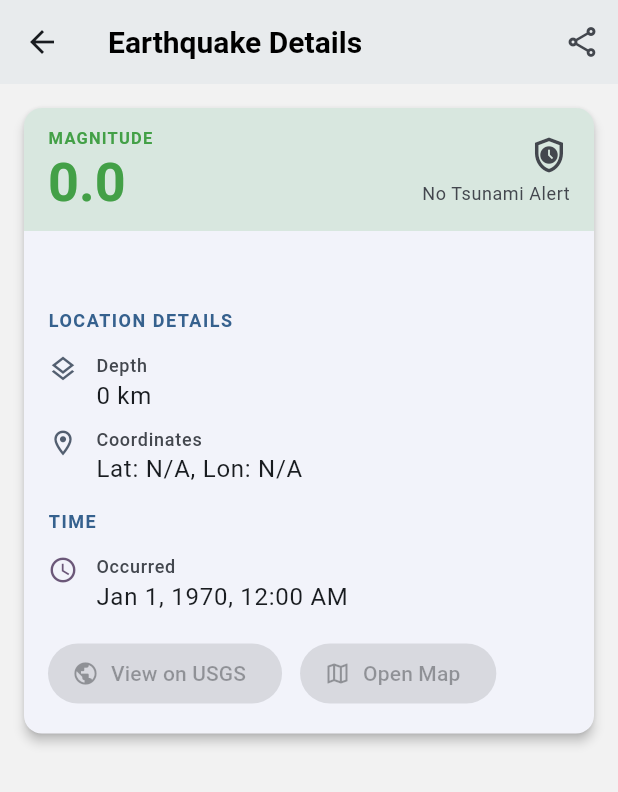
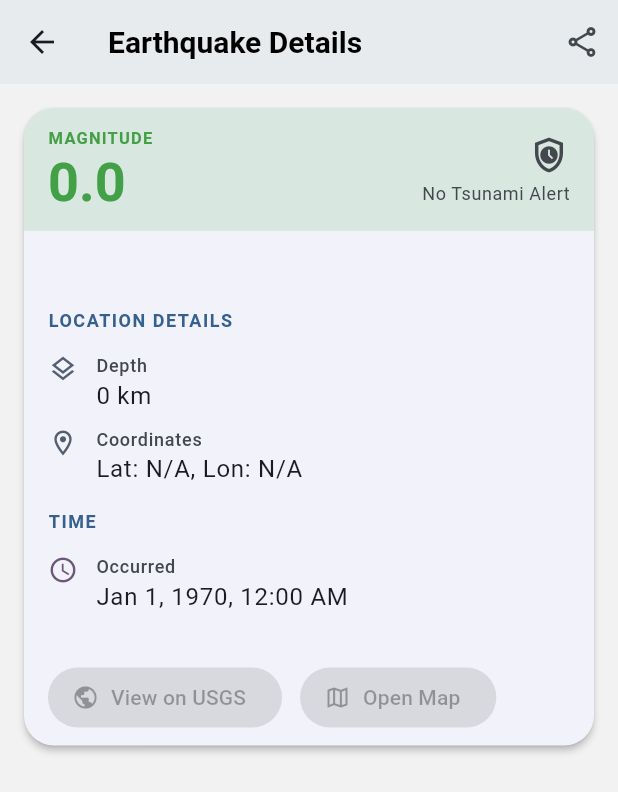
Before and after one commit to 1arunjyoti/LastQuakes, a Flutter app: the EarthquakeDetailsScreen screen opened directly with empty values, after a tap on the "share" icon, on a phone screen of 412 x 824 dp. Shown: the top 792 px of the screen. Run offline on Flutter 3.47's test engine with Material 3 defaults, Android fonts, the phone set to English and light mode, and no system bars; our stand-ins replace firebase_core, firebase_messaging, flutter_dotenv, flutter_local_notifications, flutter_map, flutter_secure_storage and 7 more; missing offline and left inert: flutter_map_marker_cluster; accounts and stored records are empty; network calls fail.

Commit message:
ui tweaks

```diff
--- a/lib/screens/earthquake_details.dart
+++ b/lib/screens/earthquake_details.dart
@@ -1,10 +1,15 @@
+import 'dart:io';
+import 'dart:ui' as ui;
+
 import 'package:flutter/material.dart';
+import 'package:flutter/rendering.dart';
 import 'package:flutter/services.dart';
 import 'package:flutter_map/flutter_map.dart';
 import 'package:lastquake/utils/formatting.dart';
 import 'package:lastquake/widgets/appbar.dart';
 import 'package:lastquake/widgets/components/zoom_controls.dart';
 import 'package:latlong2/latlong.dart';
+import 'package:path_provider/path_provider.dart';
 import 'package:share_plus/share_plus.dart';
 import 'package:url_launcher/url_launcher.dart';
 
@@ -41,6 +46,7 @@ class EarthquakeDetailsScreen extends StatefulWidget {
 
 class EarthquakeDetailsScreenState extends State<EarthquakeDetailsScreen> {
   // State variables
+  final GlobalKey _globalKey = GlobalKey();
   late final MapController _mapController;
   double _zoomLevel = 4.0; // Initial map zoom
   static const double _minZoom = 1.0;
@@ -126,11 +132,16 @@ class EarthquakeDetailsScreenState extends State<EarthquakeDetailsScreen> {
           Padding(
             padding: const EdgeInsets.all(12.0),
             child: Card(
-              elevation: 3,
+              elevation: 2,
               shape: RoundedRectangleBorder(
-                borderRadius: BorderRadius.circular(12),
+                borderRadius: BorderRadius.circular(20),
               ),
               clipBehavior: Clip.antiAlias,
+              child: Column(
+                crossAxisAlignment: CrossAxisAlignment.start,
+                children: [
+                  RepaintBoundary(
+                    key: _globalKey,
                     child: Column(
                       crossAxisAlignment: CrossAxisAlignment.start,
                       children: [
@@ -186,14 +197,22 @@ class EarthquakeDetailsScreenState extends State<EarthquakeDetailsScreen> {
                               ),
 
                               const SizedBox(height: 8),
-
+                            ],
+                          ),
+                        ),
+                      ],
+                    ),
+                  ),
                   // --- Action Buttons ---
-                        _buildActionButtons(
+                  Padding(
+                    padding: const EdgeInsets.symmetric(
+                      horizontal: 16.0,
+                      vertical: 4.0,
+                    ),
+                    child: _buildActionButtons(
                       context: context,
                       hasValidUsgsUrl: hasValidUsgsUrl,
                       hasCoordinates: hasCoordinates,
-                        ),
-                      ],
                     ),
                   ),
                 ],
@@ -446,27 +465,23 @@ class EarthquakeDetailsScreenState extends State<EarthquakeDetailsScreen> {
 
   // --- Share Details ---
   Future<void> _shareEarthquakeDetails() async {
+    try {
+      RenderRepaintBoundary boundary =
+          _globalKey.currentContext!.findRenderObject() as RenderRepaintBoundary;
+      ui.Image image = await boundary.toImage(pixelRatio: 3.0);
+      ByteData? byteData =
+          await image.toByteData(format: ui.ImageByteFormat.png);
+      Uint8List pngBytes = byteData!.buffer.asUint8List();
+
+      final directory = await getTemporaryDirectory();
+      final imagePath = await File('${directory.path}/earthquake_details.png').create();
+      await imagePath.writeAsBytes(pngBytes);
+
       final magnitude = _memoizedData.magnitude.toStringAsFixed(1);
       final location = _memoizedData.location;
-    final dateTime = DateTime.fromMillisecondsSinceEpoch(
-      _memoizedData.timestamp,
-    );
-    final formattedTime = FormattingUtils.formatDateTime(context, dateTime);
-    final usgsUrl = _memoizedData.url;
 
-    String shareText =
-        "Earthquake Alert:\n"
-        "Magnitude: M $magnitude\n"
-        "Location: $location\n"
-        "Time: $formattedTime";
-    if (usgsUrl != null && usgsUrl.isNotEmpty) {
-      shareText += "\nMore Info: $usgsUrl";
-    }
-    shareText += "\n\nShared via LastQuakes App";
-
-    try {
-      await Share.share(
-        shareText,
+      await Share.shareXFiles(
+        [XFile(imagePath.path)],
         subject: 'Earthquake Information: M $magnitude near $location',
       );
     } catch (e) {
@@ -556,11 +571,11 @@ class EarthquakeDetailsScreenState extends State<EarthquakeDetailsScreen> {
 
   Widget _buildMapSection() {
     return Padding(
-      padding: const EdgeInsets.symmetric(horizontal: 12.0, vertical: 8.0),
+      padding: const EdgeInsets.symmetric(horizontal: 14.0, vertical: 8.0),
       child: SizedBox(
         height: 250,
         child: ClipRRect(
-          borderRadius: BorderRadius.circular(12),
+          borderRadius: BorderRadius.circular(20),
           child: Stack(
             children: [
               FlutterMap(
--- a/lib/widgets/components/location_button.dart
+++ b/lib/widgets/components/location_button.dart
@@ -150,10 +150,10 @@ class _LocationButtonState extends State<LocationButton> {
         child: Material(
           color: Colors.transparent,
           child: InkWell(
-            borderRadius: BorderRadius.circular(16),
+            borderRadius: BorderRadius.circular(20),
             onTap: _isLoadingLocation ? null : _fetchUserLocation,
             child: Container(
-              padding: const EdgeInsets.all(16),
+              padding: const EdgeInsets.all(12),
               child: _isLoadingLocation
                   ? SizedBox(
                       width: 24,
--- a/lib/widgets/components/zoom_controls.dart
+++ b/lib/widgets/components/zoom_controls.dart
@@ -25,7 +25,7 @@ class ZoomControls extends StatelessWidget {
     return Container(
       decoration: BoxDecoration(
         color: colorScheme.surface.withValues(alpha: 0.9),
-        borderRadius: BorderRadius.circular(16),
+        borderRadius: BorderRadius.circular(20),
         boxShadow: [
           BoxShadow(
             color: Colors.black.withValues(alpha: 0.1),
@@ -47,7 +47,7 @@ class ZoomControls extends StatelessWidget {
                 onZoomChanged(newZoom);
               } : null,
               child: Container(
-                padding: const EdgeInsets.all(16),
+                padding: const EdgeInsets.all(12),
                 child: Icon(
                   Icons.add,
                   size: 24,
@@ -72,7 +72,7 @@ class ZoomControls extends StatelessWidget {
                 onZoomChanged(newZoom);
               } : null,
               child: Container(
-                padding: const EdgeInsets.all(16),
+                padding: const EdgeInsets.all(12),
                 child: Icon(
                   Icons.remove,
                   size: 24,
--- a/pubspec.yaml
+++ b/pubspec.yaml
@@ -16,7 +16,7 @@ publish_to: "none" # Remove this line if you wish to publish to pub.dev
 # https://developer.apple.com/library/archive/documentation/General/Reference/InfoPlistKeyReference/Articles/CoreFoundationKeys.html
 # In Windows, build-name is used as the major, minor, and patch parts
 # of the product and file versions while build-number is used as the build suffix.
-version: 5.0.0+1
+version: 6.0.0+1
 
 environment:
   sdk: ^3.7.2
@@ -48,6 +48,7 @@ dependencies:
   flutter_dotenv: ^5.1.0
   flutter_secure_storage: ^9.2.2
   crypto: ^3.0.3
+  screenshot: ^2.1.0
 
 dev_dependencies:
   flutter_test:
```
Also changed, not shown: lib/screens/earthquake_map_screen.dart (+49 -37 lines), lib/widgets/components/map_layers_button.dart (+11 -14 lines), lib/widgets/custom_drawer.dart (+8 -2 lines), pubspec.lock, 1 other file. Lines whose indentation alone changed are shown as unchanged.
